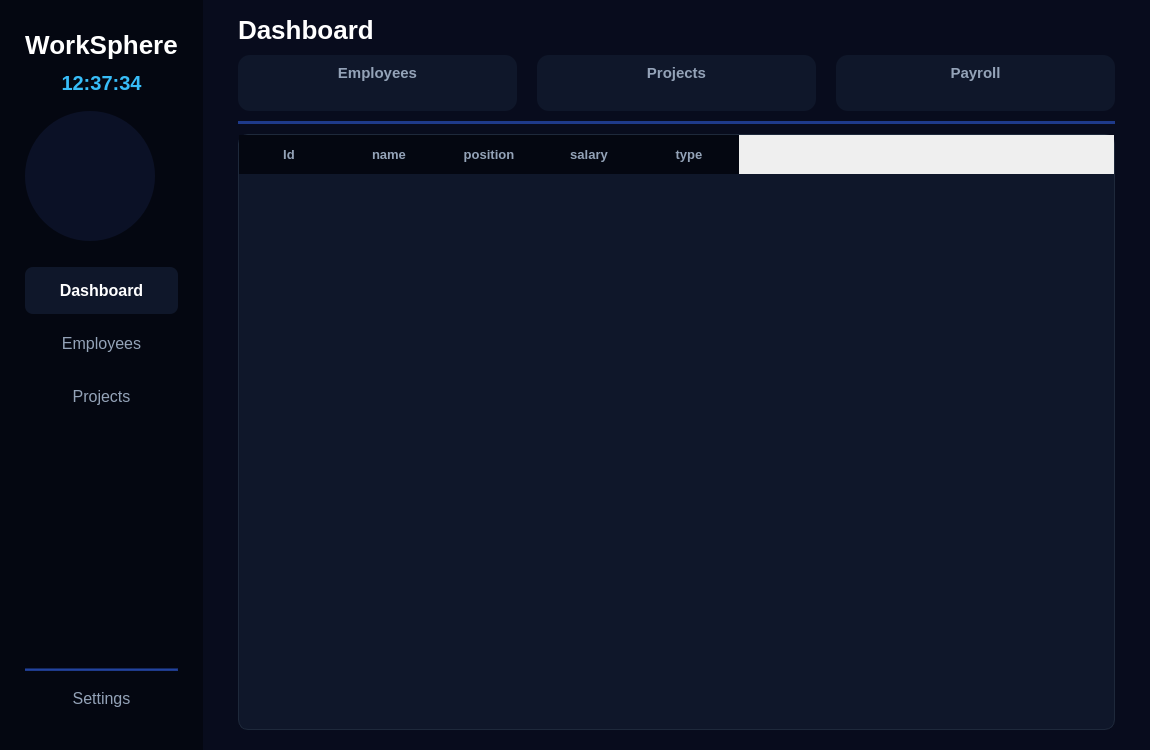
The window that workspherewindow.ui (MIhajloS07/WorkSphere) describes before a commit, drawn with Qt 5.
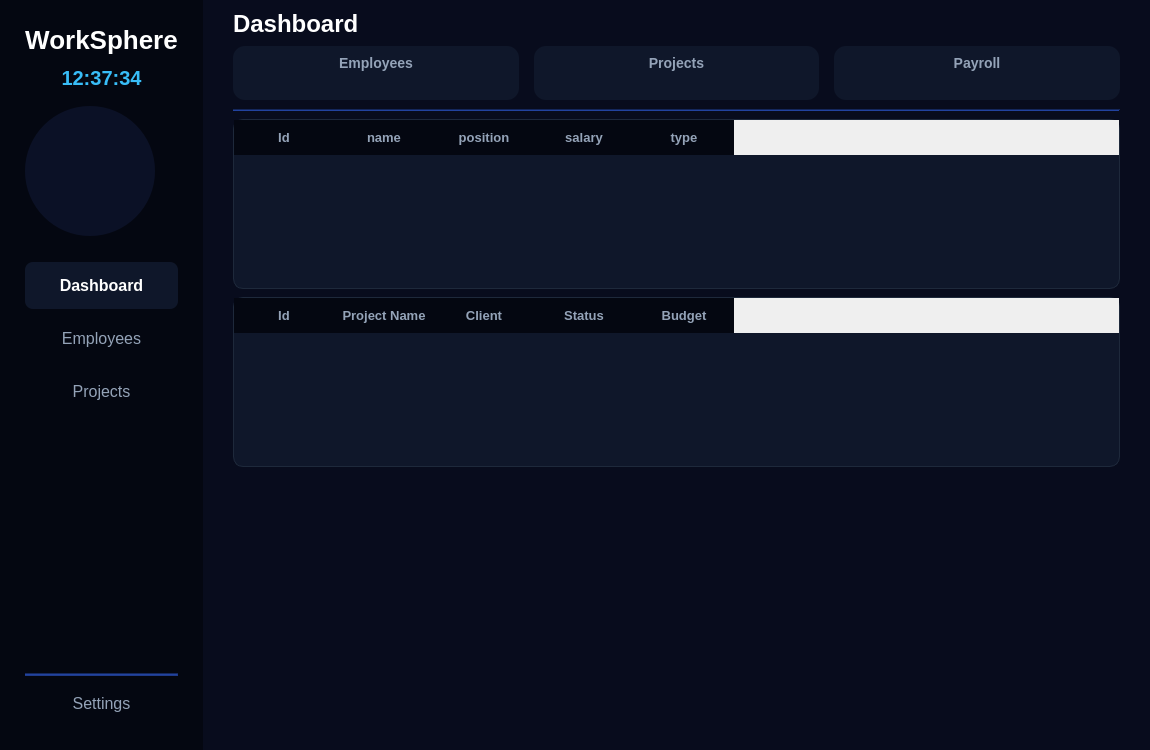
The same window after the commit.

Commit message: fix(ui): align createInputRow method signatures and fix project action slots

What changed in the file:
```diff
--- a/workspherewindow.ui
+++ b/workspherewindow.ui
@@ -51,13 +51,13 @@
         <number>25</number>
        </property>
        <property name="topMargin">
-        <number>30</number>
+        <number>25</number>
        </property>
        <property name="rightMargin">
         <number>25</number>
        </property>
        <property name="bottomMargin">
-        <number>30</number>
+        <number>25</number>
        </property>
        <item>
         <widget class="QLabel" name="labelAppName">
@@ -256,19 +256,19 @@
       <widget class="QWidget" name="dashboardPage">
        <layout class="QVBoxLayout" name="verticalLayoutDashboard">
         <property name="leftMargin">
-         <number>35</number>
+         <number>30</number>
         </property>
         <property name="topMargin">
-         <number>15</number>
+         <number>10</number>
         </property>
         <property name="rightMargin">
-         <number>35</number>
+         <number>30</number>
         </property>
         <property name="bottomMargin">
-         <number>20</number>
+         <number>10</number>
         </property>
         <property name="spacing">
-         <number>10</number>
+         <number>8</number>
         </property>
         <item>
          <widget class="QLabel" name="labelDashboardTitle">
@@ -276,14 +276,14 @@
            <string>Dashboard</string>
           </property>
           <property name="styleSheet">
-           <string notr="true">color: #ffffff; font-size: 26px; font-weight: bold; font-family: 'Segoe UI';</string>
+           <string notr="true">color: #ffffff; font-size: 24px; font-weight: bold; font-family: 'Segoe UI';</string>
           </property>
          </widget>
         </item>
         <item>
          <layout class="QHBoxLayout" name="horizontalLayoutCards">
           <property name="spacing">
-           <number>20</number>
+           <number>15</number>
           </property>
           <item>
            <widget class="QWidget" name="card1">
@@ -303,7 +303,7 @@
                 <set>Qt::AlignCenter</set>
                </property>
                <property name="styleSheet">
-                <string notr="true">color: #94a3b8; font-size: 15px; font-family: 'Segoe UI'; font-weight: bold;</string>
+                <string notr="true">color: #94a3b8; font-size: 14px; font-family: 'Segoe UI'; font-weight: bold;</string>
                </property>
               </widget>
              </item>
@@ -338,7 +338,7 @@
                 <set>Qt::AlignCenter</set>
                </property>
                <property name="styleSheet">
-                <string notr="true">color: #94a3b8; font-size: 15px; font-family: 'Segoe UI'; font-weight: bold;</string>
+                <string notr="true">color: #94a3b8; font-size: 14px; font-family: 'Segoe UI'; font-weight: bold;</string>
                </property>
               </widget>
              </item>
@@ -373,7 +373,7 @@
                 <set>Qt::AlignCenter</set>
                </property>
                <property name="styleSheet">
-                <string notr="true">color: #94a3b8; font-size: 15px; font-family: 'Segoe UI'; font-weight: bold;</string>
+                <string notr="true">color: #94a3b8; font-size: 14px; font-family: 'Segoe UI'; font-weight: bold;</string>
                </property>
               </widget>
              </item>
@@ -401,34 +401,43 @@
            <enum>QFrame::Sunken</enum>
           </property>
           <property name="styleSheet">
-           <string notr="true">color: #1e3a8a; background-color: #1e3a8a; max-height: 2px; margin-top: 15px; margin-bottom: 20px;</string>
+           <string notr="true">color: #1e3a8a; background-color: #1e3a8a; max-height: 2px; margin-top: 2px; margin-bottom: 2px;</string>
           </property>
          </widget>
         </item>
         <item>
          <widget class="QTableWidget" name="tableRecentEmployees">
-          <property name="maximumHeight">
-           <number>280</number>
+          <property name="maximumSize">
+           <size>
+            <width>16777215</width>
+            <height>170</height>
+           </size>
+          </property>
+          <property name="sizePolicy">
+           <sizepolicy hsizetype="Expanding" vsizetype="Preferred">
+            <horstretch>0</horstretch>
+            <verstretch>0</verstretch>
+           </sizepolicy>
           </property>
           <property name="styleSheet">
            <string notr="true">
-            QTableWidget {
-                background-color: #0f172a;
-                color: #ffffff;
-                gridline-color: #1e293b;
-                border: 1px solid #1e293b;
-                border-radius: 10px;
-                selection-background-color: #334155;
-            }
-            QHeaderView::section {
-                background-color: #040711;
-                color: #94a3b8;
-                padding: 10px;
-                border: none;
-                font-weight: bold;
-                font-family: 'Segoe UI';
-                font-size: 13px;
-            }
+             QTableWidget {
+                 background-color: #0f172a;
+                 color: #ffffff;
+                 gridline-color: #1e293b;
+                 border: 1px solid #1e293b;
+                 border-radius: 10px;
+                 selection-background-color: #334155;
+             }
+             QHeaderView::section {
+                 background-color: #040711;
+                 color: #94a3b8;
+                 padding: 8px;
+                 border: none;
+                 font-weight: bold;
+                 font-family: 'Segoe UI';
+                 font-size: 13px;
+             }
            </string>
           </property>
           <column>
@@ -458,6 +467,86 @@
           </column>
          </widget>
         </item>
+
+        <!-- TABLICA PROJEKATA -->
+        <item>
+         <widget class="QTableWidget" name="tableRecentProjects">
+          <property name="maximumSize">
+           <size>
+            <width>16777215</width>
+            <height>170</height>
+           </size>
+          </property>
+          <property name="sizePolicy">
+           <sizepolicy hsizetype="Expanding" vsizetype="Preferred">
+            <horstretch>0</horstretch>
+            <verstretch>0</verstretch>
+           </sizepolicy>
+          </property>
+          <property name="styleSheet">
+           <string notr="true">
+             QTableWidget {
+                 background-color: #0f172a;
+                 color: #ffffff;
+                 gridline-color: #1e293b;
+                 border: 1px solid #1e293b;
+                 border-radius: 10px;
+                 selection-background-color: #334155;
+             }
+             QHeaderView::section {
+                 background-color: #040711;
+                 color: #94a3b8;
+                 padding: 8px;
+                 border: none;
+                 font-weight: bold;
+                 font-family: 'Segoe UI';
+                 font-size: 13px;
+             }
+           </string>
+          </property>
+          <column>
+           <property name="text">
+            <string>Id</string>
+           </property>
+          </column>
+          <column>
+           <property name="text">
+            <string>Project Name</string>
+           </property>
+          </column>
+          <column>
+           <property name="text">
+            <string>Client</string>
+           </property>
+          </column>
+          <column>
+           <property name="text">
+            <string>Status</string>
+           </property>
+          </column>
+          <column>
+           <property name="text">
+            <string>Budget</string>
+           </property>
+          </column>
+         </widget>
+        </item>
+
+        <!-- SPACER -->
+        <item>
+         <spacer name="spacerDashboardBottom">
+          <property name="orientation">
+           <enum>Qt::Vertical</enum>
+          </property>
+
+          <property name="sizeHint" stdset="0">
+           <size>
+            <width>20</width>
+            <height>40</height>
+           </size>
+          </property>
+         </spacer>
+        </item>
        </layout>
       </widget>
 
```
Left out of the diff: 334 changed lines with no effect on the pictures. The commit also changes 7 other files.
